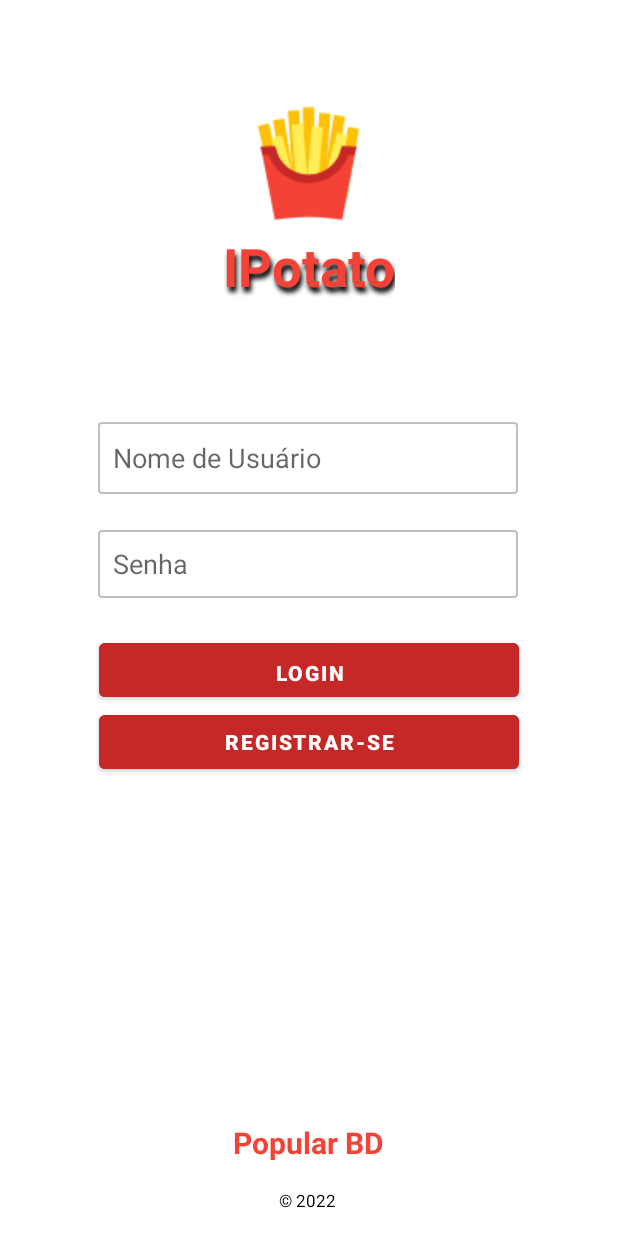
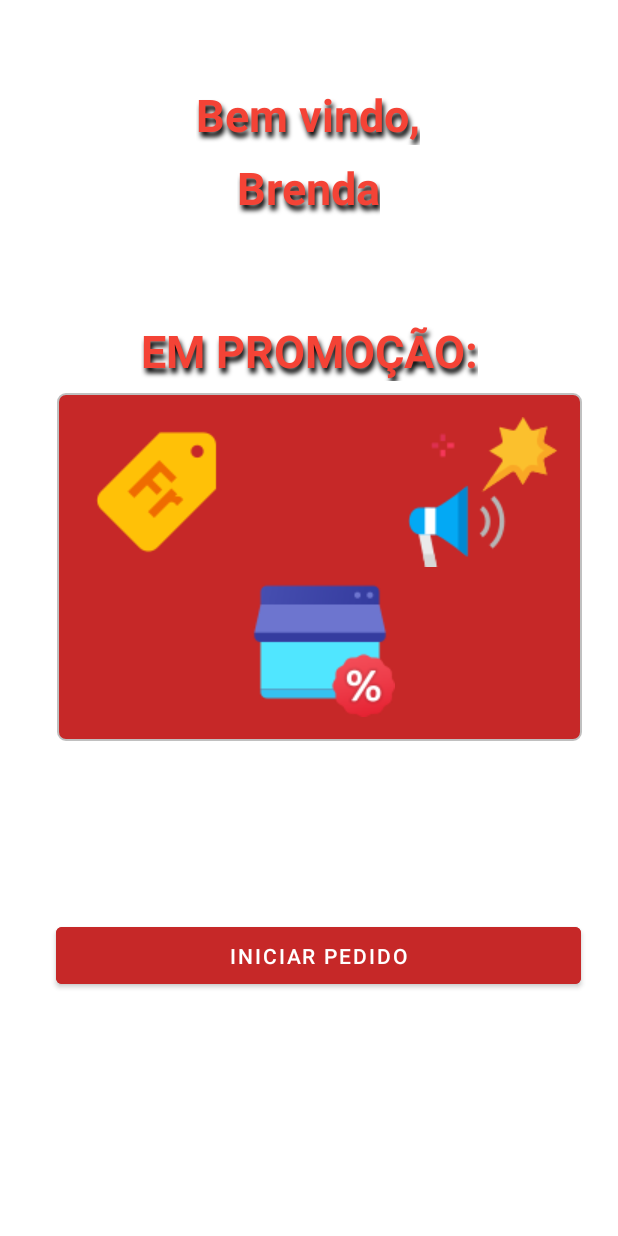
Before and after one commit to bitwoman/IPotato, an Android app: the screen it shows after launch (MainActivity), after a tap on "LOGIN", on a phone screen of 412 x 824 dp. Run offline under Robolectric (Android 15) with nearby library versions, the phone set to English and light mode, and no system bars.

Commit message:
criando_layouts
Desenvolvimento do layout da página "principal" pós login, de iniciar pedidos.

```diff
--- /dev/null
+++ b/app/src/main/java/com/example/ipotato/IniciarPedido.java
@@ -0,0 +1,46 @@
+package com.example.ipotato;
+
+import android.os.Bundle;
+
+import androidx.annotation.NonNull;
+import androidx.annotation.Nullable;
+import androidx.fragment.app.Fragment;
+import androidx.navigation.NavController;
+import androidx.navigation.Navigation;
+
+import android.view.LayoutInflater;
+import android.view.View;
+import android.view.ViewGroup;
+
+public class IniciarPedido extends Fragment {
+
+    //Atributos
+    NavController navController;
+
+
+    //Construtor
+    public IniciarPedido() {
+        // Required empty public constructor
+    }
+
+    @Override
+    public void onCreate(Bundle savedInstanceState) {
+        super.onCreate(savedInstanceState);
+
+    }
+
+    @Override
+    public View onCreateView(LayoutInflater inflater, ViewGroup container, Bundle savedInstanceState) {
+        // Inflate the layout for this fragment
+        return inflater.inflate(R.layout.fragment_iniciar_pedido, container, false);
+    }
+
+    @Override
+    public void onViewCreated(@NonNull View view, @Nullable Bundle savedInstanceState) {
+        super.onViewCreated(view, savedInstanceState);
+
+        navController = Navigation.findNavController(view);
+
+    }
+
+}
--- a/app/src/main/java/com/example/ipotato/Login.java
+++ b/app/src/main/java/com/example/ipotato/Login.java
@@ -62,6 +62,7 @@ public class Login extends Fragment implements View.OnClickListener{
 
         switch (view.getId()){
             case R.id.idButtonLogin:
+                navController.navigate(R.id.action_login_to_iniciarPedido2);
                 break;
 
             case R.id.idButtonRegistrar:
--- /dev/null
+++ b/app/src/main/res/drawable/layout_box_promocao.xml
@@ -0,0 +1,14 @@
+<?xml version="1.0" encoding="utf-8"?>
+<shape xmlns:android="http://schemas.android.com/apk/res/android"
+    android:shape="rectangle" android:padding="15dp">
+
+    <solid android:color="@color/vermelho_botão_iniciar_pedido" />
+
+    <corners
+        android:bottomRightRadius="5dp"
+        android:bottomLeftRadius="5dp"
+        android:topLeftRadius="5dp"
+        android:topRightRadius="5dp" />
+    <stroke android:width="1dip" android:color="@color/silver_layout_box_promocao"/>
+
+</shape>
--- /dev/null
+++ b/app/src/main/res/layout/fragment_iniciar_pedido.xml
@@ -0,0 +1,132 @@
+<?xml version="1.0" encoding="utf-8"?>
+<FrameLayout xmlns:android="http://schemas.android.com/apk/res/android"
+    xmlns:app="http://schemas.android.com/apk/res-auto"
+    xmlns:tools="http://schemas.android.com/tools"
+    android:layout_width="match_parent"
+    android:layout_height="match_parent"
+    tools:context=".IniciarPedido">
+
+    <androidx.constraintlayout.widget.ConstraintLayout
+        android:layout_width="match_parent"
+        android:layout_height="match_parent">
+
+
+        <TextView
+            android:id="@+id/idTextViewBemVindo"
+            android:layout_width="wrap_content"
+            android:layout_height="wrap_content"
+            android:layout_marginTop="56dp"
+            android:textColor="@color/vermelho_textview_bem_vindo"
+            android:shadowColor="@color/black"
+            android:shadowDx="2"
+            android:shadowDy="5"
+            android:shadowRadius="4"
+            android:text="@string/textview_bem_vindo_page_iniciar_pedido"
+            android:textSize="30sp"
+            android:textStyle="bold"
+            app:layout_constraintEnd_toEndOf="parent"
+            app:layout_constraintHorizontal_bias="0.498"
+            app:layout_constraintStart_toStartOf="parent"
+            app:layout_constraintTop_toTopOf="parent" />
+
+        <TextView
+            android:id="@+id/idTextViewNomeUsuarioLogado"
+            android:layout_width="wrap_content"
+            android:layout_height="wrap_content"
+            android:layout_marginTop="8dp"
+            android:text="Brenda"
+            android:textColor="@color/vermelho_textview_bem_vindo"
+            android:shadowColor="@color/black"
+            android:shadowDx="2"
+            android:shadowDy="5"
+            android:shadowRadius="4"
+            android:textSize="30sp"
+            android:textStyle="bold"
+            app:layout_constraintEnd_toEndOf="parent"
+            app:layout_constraintHorizontal_bias="0.498"
+            app:layout_constraintStart_toStartOf="parent"
+            app:layout_constraintTop_toBottomOf="@+id/idTextViewBemVindo" />
+
+        <TextView
+            android:id="@+id/idTextViewPromocao"
+            android:layout_width="wrap_content"
+            android:layout_height="wrap_content"
+            android:layout_marginTop="68dp"
+            android:text="@string/textview_promocao_page_iniciar_pedido"
+            android:textColor="@color/vermelho_textview_em_promocao"
+            android:shadowColor="@color/black"
+            android:shadowDx="2"
+            android:shadowDy="5"
+            android:shadowRadius="4"
+            android:textSize="30sp"
+            android:textStyle="bold"
+            app:layout_constraintEnd_toEndOf="parent"
+            app:layout_constraintStart_toStartOf="parent"
+            app:layout_constraintTop_toBottomOf="@+id/idTextViewNomeUsuarioLogado" />
+
+        <androidx.constraintlayout.widget.ConstraintLayout
+            android:id="@+id/constraintLayout"
+            android:layout_width="350dp"
+            android:layout_height="232dp"
+            android:layout_marginTop="8dp"
+            android:background="@drawable/layout_box_promocao"
+            app:layout_constraintEnd_toEndOf="parent"
+            app:layout_constraintHorizontal_bias="0.609"
+            app:layout_constraintStart_toStartOf="parent"
+            app:layout_constraintTop_toBottomOf="@+id/idTextViewPromocao">
+
+            <ImageView
+                android:id="@+id/idImageViewIconeAnuncio"
+                android:layout_width="wrap_content"
+                android:layout_height="wrap_content"
+                android:layout_marginTop="16dp"
+                android:layout_marginEnd="16dp"
+                android:contentDescription="@string/imageview_contentdescription_iconeanuncio"
+                android:src="@drawable/iconeanuncio"
+                app:layout_constraintEnd_toEndOf="parent"
+                app:layout_constraintTop_toTopOf="parent"
+                tools:ignore="ImageContrastCheck" />
+
+            <ImageView
+                android:id="@+id/idImageViewIconePromocao"
+                android:layout_width="wrap_content"
+                android:layout_height="wrap_content"
+                android:layout_marginBottom="16dp"
+                android:contentDescription="@string/imageview_contentdescription_iconepromocao"
+                android:src="@drawable/iconpromocao"
+                app:layout_constraintBottom_toBottomOf="parent"
+                app:layout_constraintEnd_toEndOf="parent"
+                app:layout_constraintStart_toStartOf="parent"
+                tools:ignore="ImageContrastCheck" />
+
+            <ImageView
+                android:id="@+id/idImageViewIconeSale"
+                android:layout_width="wrap_content"
+                android:layout_height="wrap_content"
+                android:layout_marginStart="16dp"
+                android:layout_marginTop="16dp"
+                android:contentDescription="@string/imageview_contentdescription_iconesale"
+                android:src="@drawable/iconesale"
+                app:layout_constraintStart_toStartOf="parent"
+                app:layout_constraintTop_toTopOf="parent" />
+
+        </androidx.constraintlayout.widget.ConstraintLayout>
+
+        <Button
+            android:id="@+id/idButtonIniciarPedido"
+            android:layout_width="350dp"
+            android:layout_height="50dp"
+            android:layout_marginBottom="44dp"
+            android:backgroundTint="@color/vermelho_botão_iniciar_pedido"
+            android:text="@string/button_iniciar_pegido_page_iniciar_pedido"
+            app:layout_constraintBottom_toBottomOf="parent"
+            app:layout_constraintEnd_toEndOf="parent"
+            app:layout_constraintHorizontal_bias="0.606"
+            app:layout_constraintStart_toStartOf="parent"
+            app:layout_constraintTop_toBottomOf="@+id/constraintLayout" />
+
+
+    </androidx.constraintlayout.widget.ConstraintLayout>
+
+
+</FrameLayout>
--- a/app/src/main/res/navigation/nav_principal.xml
+++ b/app/src/main/res/navigation/nav_principal.xml
@@ -13,10 +13,18 @@
         <action
             android:id="@+id/action_login_to_cadastroUsuario"
             app:destination="@id/cadastroUsuario" />
+        <action
+            android:id="@+id/action_login_to_iniciarPedido2"
+            app:destination="@id/iniciarPedido2" />
     </fragment>
     <fragment
         android:id="@+id/cadastroUsuario"
         android:name="com.example.ipotato.CadastroUsuario"
         android:label="fragment_cadastro_usuario"
         tools:layout="@layout/fragment_cadastro_usuario" />
+    <fragment
+        android:id="@+id/iniciarPedido2"
+        android:name="com.example.ipotato.IniciarPedido"
+        android:label="fragment_iniciar_pedido"
+        tools:layout="@layout/fragment_iniciar_pedido" />
 </navigation>
--- a/app/src/main/res/values/colors.xml
+++ b/app/src/main/res/values/colors.xml
@@ -42,6 +42,22 @@
     <color name="vermelho_botão_registrar_page_registrar_usuario">#c62828</color>
 
 
+    <!-- PÁGINA DE INICIAR PEDIDOS -->
+    <!-- Cor da caixa de promoção - Página de Iniciar Pedidos -->
+    <color name="silver_layout_box_promocao">#C0C0C0</color>
+
+    <!-- Cor do botão de iniciar pedido - Página de Iniciar Pedido -->
+    <color name="vermelho_botão_iniciar_pedido">#c62828</color>
+
+    <!-- Cor do textview de promoção - Página de Iniciar Pedidos -->
+    <color name="vermelho_textview_em_promocao">#f44336</color>
+
+    <!-- Cor do textview de promoção - Página de Iniciar Pedidos -->
+    <color name="vermelho_textview_bem_vindo">#f44336</color>
+
+
+
+
 
 
     <color name="vermelho_crimson_principal">#f44336</color>
--- a/app/src/main/res/values/strings.xml
+++ b/app/src/main/res/values/strings.xml
@@ -25,4 +25,13 @@
     <string name="text_view_ano_desenvolvimento">© 2022</string>
 
 
+    <!-- String's da página de iniciar pedido -->
+    <string name="textview_bem_vindo_page_iniciar_pedido">Bem vindo,</string>
+    <string name="textview_promocao_page_iniciar_pedido">EM PROMOÇÃO:</string>
+    <string name="imageview_contentdescription_iconeanuncio">Image View do Icone de Anúncio</string>
+    <string name="imageview_contentdescription_iconesale">Image View do Icone de Sale</string>
+    <string name="imageview_contentdescription_iconepromocao">Image View do Icone de Promoção</string>
+    <string name="button_iniciar_pegido_page_iniciar_pedido">Iniciar Pedido</string>
+
+
 </resources>
```
Also changed, not shown: app/src/main/res/drawable/iconeanuncio.png (added), app/src/main/res/drawable/iconesale.png (added), app/src/main/res/drawable/iconpromocao.png (added).
